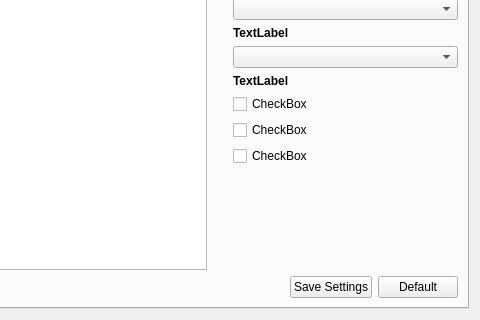
Before: the Qt Designer form experimental/app/extractiondialog.ui in f0x/aku, drawn with Qt 5; both pictures show x 115 to 595 and y 116 to 436 of the 595 by 436 pixel window.
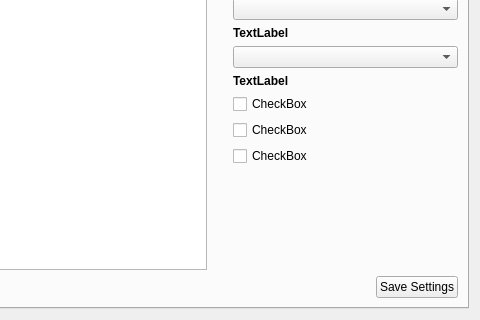
After: the same form once the commit is applied. Custom widgets are drawn as their Qt base class.

Commit message: use default kdialog buttons

Patch:
```diff
--- a/experimental/app/extractiondialog.ui
+++ b/experimental/app/extractiondialog.ui
@@ -200,13 +200,6 @@
                </property>
               </widget>
              </item>
-             <item>
-              <widget class="KPushButton" name="buttonDefault" >
-               <property name="text" >
-                <string>Default</string>
-               </property>
-              </widget>
-             </item>
             </layout>
            </item>
           </layout>
```
The commit also changes 1 other file.
